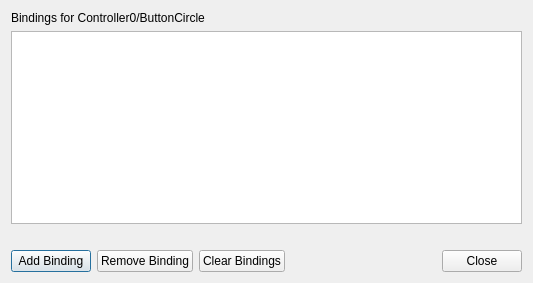
Qt form src/duckstation-qt/inputbindingdialog.ui (kofxi3584karlayang/duckstation) before a commit.
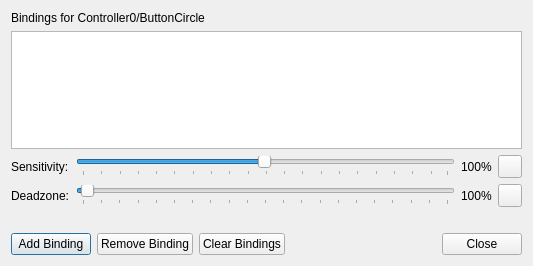
The same form after that commit. Icons and pictures are not drawn.

Commit message: Qt: Add per-bind sensitivity/deadzone controls (shift-click)

The edit to the form file:
```diff
--- a/src/duckstation-qt/inputbindingdialog.ui
+++ b/src/duckstation-qt/inputbindingdialog.ui
@@ -10,7 +10,7 @@
     <x>0</x>
     <y>0</y>
     <width>533</width>
-    <height>283</height>
+    <height>266</height>
    </rect>
   </property>
   <property name="windowTitle">
@@ -30,6 +30,113 @@
    <item>
     <widget class="QListWidget" name="bindingList"/>
    </item>
+   <item>
+    <widget class="QWidget" name="sensitivityWidget" native="true">
+     <layout class="QGridLayout" name="sensitivityLayout">
+      <property name="leftMargin">
+       <number>0</number>
+      </property>
+      <property name="topMargin">
+       <number>0</number>
+      </property>
+      <property name="rightMargin">
+       <number>0</number>
+      </property>
+      <property name="bottomMargin">
+       <number>0</number>
+      </property>
+      <item row="0" column="1">
+       <widget class="QSlider" name="sensitivity">
+        <property name="minimum">
+         <number>1</number>
+        </property>
+        <property name="maximum">
+         <number>200</number>
+        </property>
+        <property name="value">
+         <number>100</number>
+        </property>
+        <property name="orientation">
+         <enum>Qt::Orientation::Horizontal</enum>
+        </property>
+        <property name="tickPosition">
+         <enum>QSlider::TickPosition::TicksBelow</enum>
+        </property>
+       </widget>
+      </item>
+      <item row="1" column="1">
+       <widget class="QSlider" name="deadzone">
+        <property name="minimum">
+         <number>0</number>
+        </property>
+        <property name="maximum">
+         <number>100</number>
+        </property>
+        <property name="value">
+         <number>1</number>
+        </property>
+        <property name="orientation">
+         <enum>Qt::Orientation::Horizontal</enum>
+        </property>
+        <property name="tickPosition">
+         <enum>QSlider::TickPosition::TicksBelow</enum>
+        </property>
+        <property name="tickInterval">
+         <number>5</number>
+        </property>
+       </widget>
+      </item>
+      <item row="0" column="0">
+       <widget class="QLabel" name="sensitivityLabel">
+        <property name="text">
+         <string>Sensitivity:</string>
+        </property>
+       </widget>
+      </item>
+      <item row="0" column="2">
+       <widget class="QLabel" name="sensitivityValue">
+        <property name="text">
+         <string>100%</string>
+        </property>
+       </widget>
+      </item>
+      <item row="1" column="0">
+       <widget class="QLabel" name="deadzoneLabel">
+        <property name="text">
+         <string>Deadzone:</string>
+        </property>
+       </widget>
+      </item>
+      <item row="1" column="2">
+       <widget class="QLabel" name="deadzoneValue">
+        <property name="text">
+         <string>100%</string>
+        </property>
+       </widget>
+      </item>
+      <item row="0" column="3">
+       <widget class="QToolButton" name="resetSensitivity">
+        <property name="toolTip">
+         <string>Reset Volume</string>
+        </property>
+        <property name="icon">
+         <iconset theme="refresh-line"/>
+        </property>
+       </widget>
+      </item>
+      <item row="1" column="3">
+       <widget class="QToolButton" name="resetDeadzone">
+        <property name="toolTip">
+         <string>Reset Fast Forward Volume</string>
+        </property>
+        <property name="icon">
+         <iconset theme="refresh-line"/>
+        </property>
+       </widget>
+      </item>
+     </layout>
+    </widget>
+   </item>
    <item>
     <widget class="QLabel" name="status">
      <property name="text">
```
Left out of the diff: 4 changed lines with no effect on the pictures. The commit also changes 4 other files.
